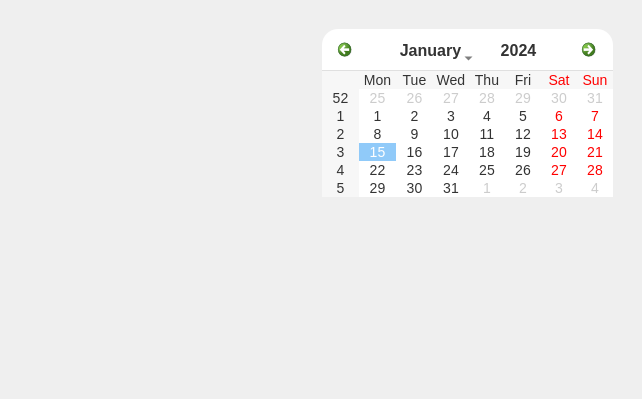
Charliechen114514/CCIMXDesktop, file builtin/page/homepage.ui: the form before one commit.
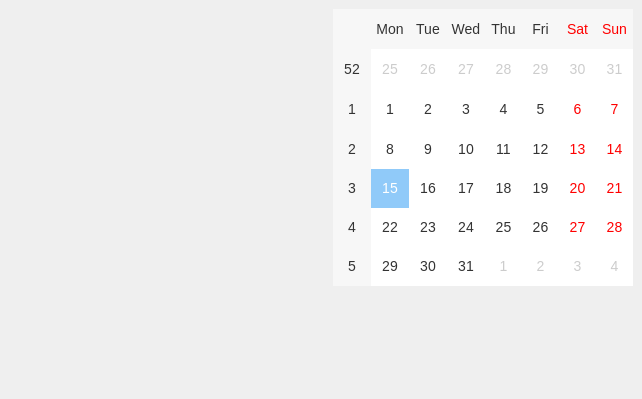
The form after the commit. Custom widgets are drawn as their Qt base class.

Commit message: Commit builtin apps Calendar and optimize a little for the homepage

Diff of the .ui file:
```diff
--- a/builtin/page/homepage.ui
+++ b/builtin/page/homepage.ui
@@ -14,9 +14,33 @@
    <string>Form</string>
   </property>
   <layout class="QHBoxLayout" name="horizontalLayout" stretch="1,1">
+   <property name="leftMargin">
+    <number>0</number>
+   </property>
+   <property name="topMargin">
+    <number>0</number>
+   </property>
+   <property name="rightMargin">
+    <number>0</number>
+   </property>
+   <property name="bottomMargin">
+    <number>0</number>
+   </property>
    <item>
     <widget class="QWidget" name="left_side_widget" native="true">
      <layout class="QVBoxLayout" name="verticalLayout_2" stretch="5,2">
+      <property name="leftMargin">
+       <number>0</number>
+      </property>
+      <property name="topMargin">
+       <number>0</number>
+      </property>
+      <property name="rightMargin">
+       <number>0</number>
+      </property>
+      <property name="bottomMargin">
+       <number>0</number>
+      </property>
       <item>
        <widget class="ClockWidget" name="left_top_widget" native="true"/>
       </item>
@@ -28,7 +52,19 @@
    </item>
    <item>
     <widget class="QWidget" name="right_side_widget" native="true">
-     <layout class="QVBoxLayout" name="verticalLayout" stretch="1,1">
+     <layout class="QVBoxLayout" name="verticalLayout" stretch="3,1">
+      <property name="leftMargin">
+       <number>0</number>
+      </property>
+      <property name="topMargin">
+       <number>0</number>
+      </property>
+      <property name="rightMargin">
+       <number>0</number>
+      </property>
+      <property name="bottomMargin">
+       <number>0</number>
+      </property>
       <item>
        <widget class="QWidget" name="right_top_widget" native="true">
         <layout class="QGridLayout" name="gridLayout">
@@ -115,6 +151,12 @@
     outline: 0;
 }</string>
            </property>
+           <property name="navigationBarVisible">
+            <bool>false</bool>
+           </property>
+           <property name="dateEditEnabled">
+            <bool>false</bool>
+           </property>
           </widget>
          </item>
         </layout>
@@ -141,6 +183,11 @@
    <header>digitaltimewidget.h</header>
    <container>1</container>
   </customwidget>
+  <customwidget>
+   <class>ModernCalendarWidget</class>
+   <extends>QCalendarWidget</extends>
+   <header>ModernCalendarWidget.h</header>
+  </customwidget>
  </customwidgets>
  <resources/>
  <connections/>
```
Left out of the diff: 2 changed lines with no effect on the pictures. The commit also changes 43 other files.
